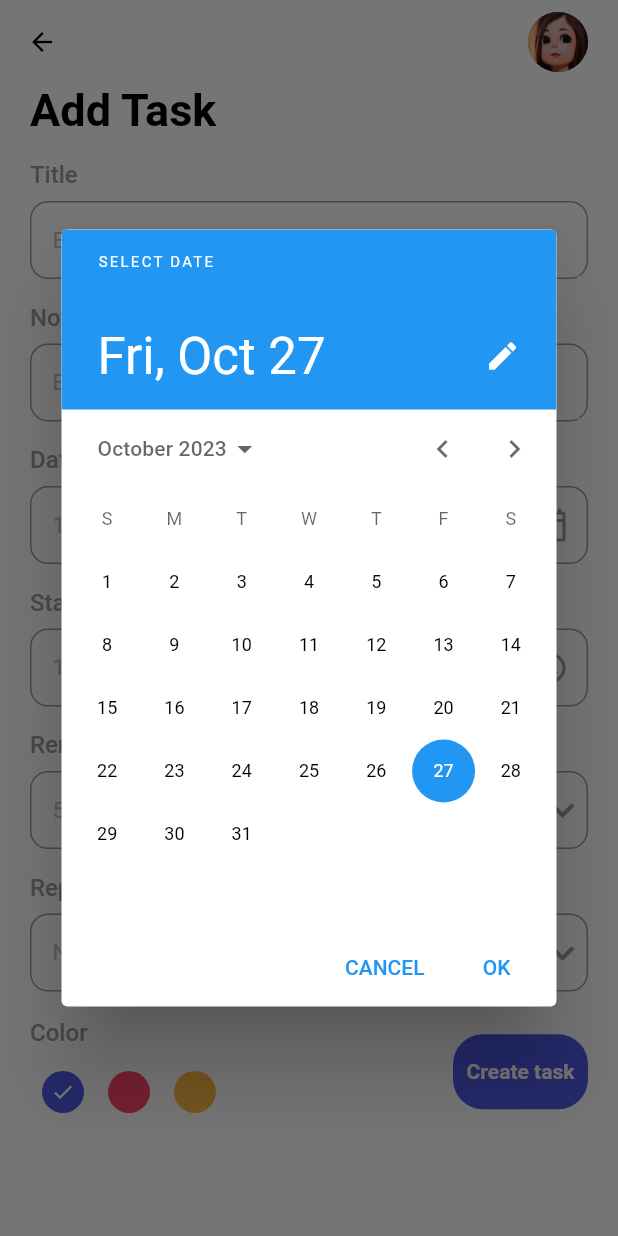
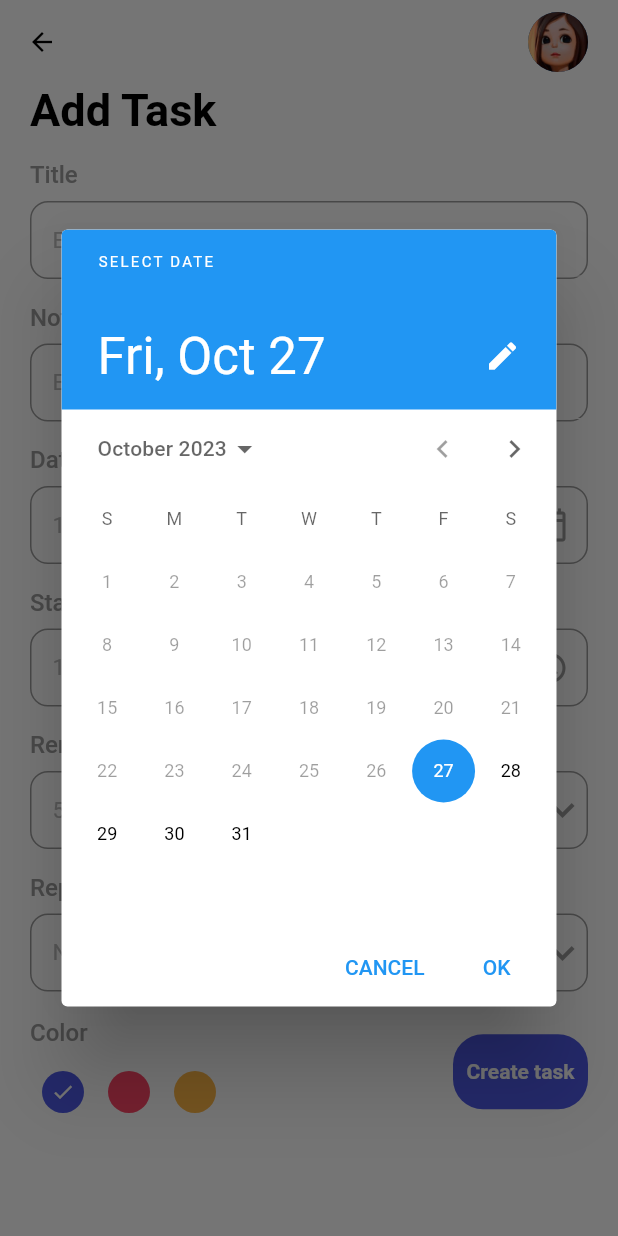
Before and after one commit to kalanaweranga-Task/Task_Manager_App, a Flutter app: the AddTaskPage screen opened directly, after a tap on the "calendar today" icon, on a phone screen of 412 x 824 dp. Run offline on Flutter 3.47's test engine with Material 2 defaults, Android fonts, the phone set to English and light mode, and no system bars; our stand-ins replace date_picker_timeline, flutter_local_notifications, flutter_staggered_animations, get, get_storage, google_fonts and 2 more; accounts and stored records are empty.

Commit message:
Notification completed,not pick dates before today

```diff
--- a/lib/ui/add_task_bar.dart
+++ b/lib/ui/add_task_bar.dart
@@ -30,7 +30,7 @@ class _AddTaskPageState extends State<AddTaskPage> {
   final TextEditingController _noteController = TextEditingController();
   DateTime _selectedDate = DateTime.now();
   String _endtime = "9.30 PM";
-  String _startTime = DateFormat("hh:mm:a").format(DateTime.now()).toString();
+  String _startTime = DateFormat("hh:mm a").format(DateTime.now()).toString();
   int _selectedRemind = 5;
   List<int> remindList = [
     5,
@@ -91,7 +91,7 @@ class _AddTaskPageState extends State<AddTaskPage> {
                   children: [
                     Expanded(
                         child: MyInputField(
-                      title: "Start Date",
+                      title: "Start Time",
                       hint: _startTime,
                       widget: IconButton(
                         onPressed: () {
@@ -106,7 +106,7 @@ class _AddTaskPageState extends State<AddTaskPage> {
                     const SizedBox(width: 12),
                     Expanded(
                         child: MyInputField(
-                      title: "End Date",
+                      title: "End TIme",
                       hint: _endtime,
                       widget: IconButton(
                         onPressed: () {
@@ -293,7 +293,7 @@ class _AddTaskPageState extends State<AddTaskPage> {
     DateTime? _pickerDate = await showDatePicker(
         context: context,
         initialDate: DateTime.now(),
-        firstDate: DateTime(2015),
+        firstDate: DateTime.now(),
         lastDate: DateTime(2121));
     if (_pickerDate != null) {
       setState(() {
```
Also changed, not shown: lib/services/notification_services.dart (+11 -6 lines), lib/ui/home_page.dart (+14 -28 lines), lib/ui/notified_page.dart (+37 -2 lines).
